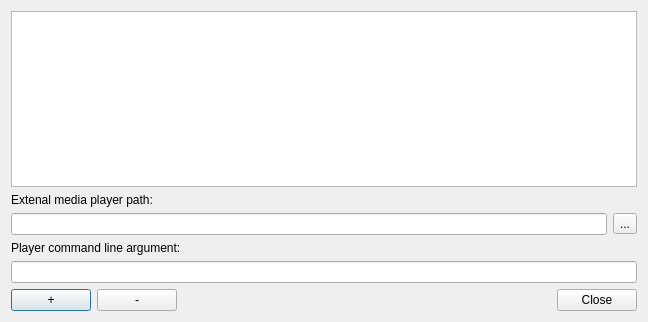
First picture: the form in src/client/optiondialog.ui, repository missdeer/imchenwen, before the edit.
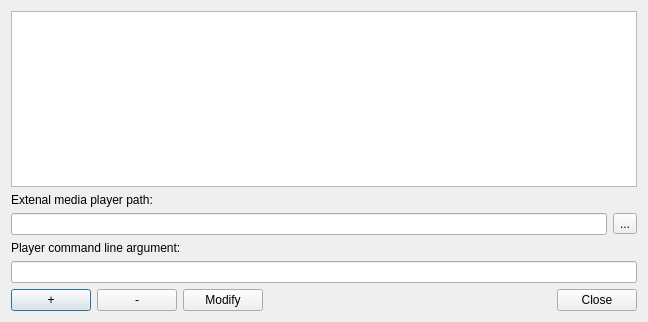
Second picture: the form after the edit.

Commit message: (*)can modify external player item

```diff
--- a/src/client/optiondialog.ui
+++ b/src/client/optiondialog.ui
@@ -75,7 +75,7 @@
       </widget>
      </item>
      <item>
-      <layout class="QHBoxLayout" name="buttonsHorizontalLayout" stretch="0,0,1,0">
+      <layout class="QHBoxLayout" name="buttonsHorizontalLayout" stretch="0,0,0,1,0">
        <item>
         <widget class="QPushButton" name="btnAddPlayer">
          <property name="text">
@@ -90,6 +90,13 @@
          </property>
         </widget>
        </item>
+       <item>
+        <widget class="QPushButton" name="btnModifyPlayer">
+         <property name="text">
+          <string>Modify</string>
+         </property>
+        </widget>
+       </item>
        <item>
         <widget class="QWidget" name="widget" native="true"/>
        </item>
```
The commit also changes 2 other files.
